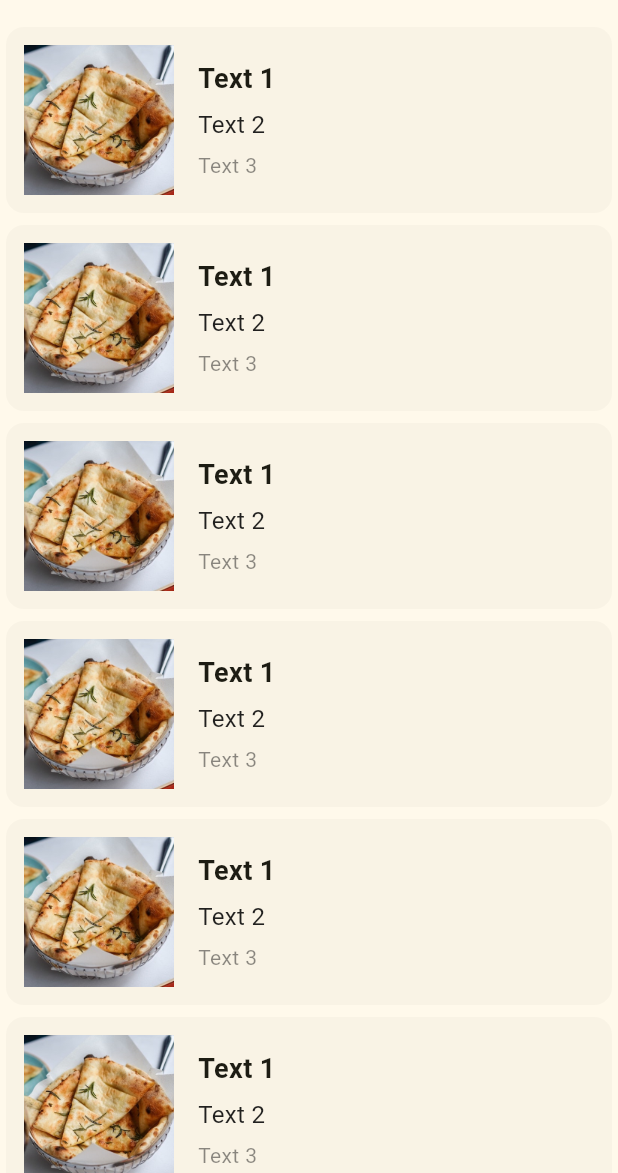
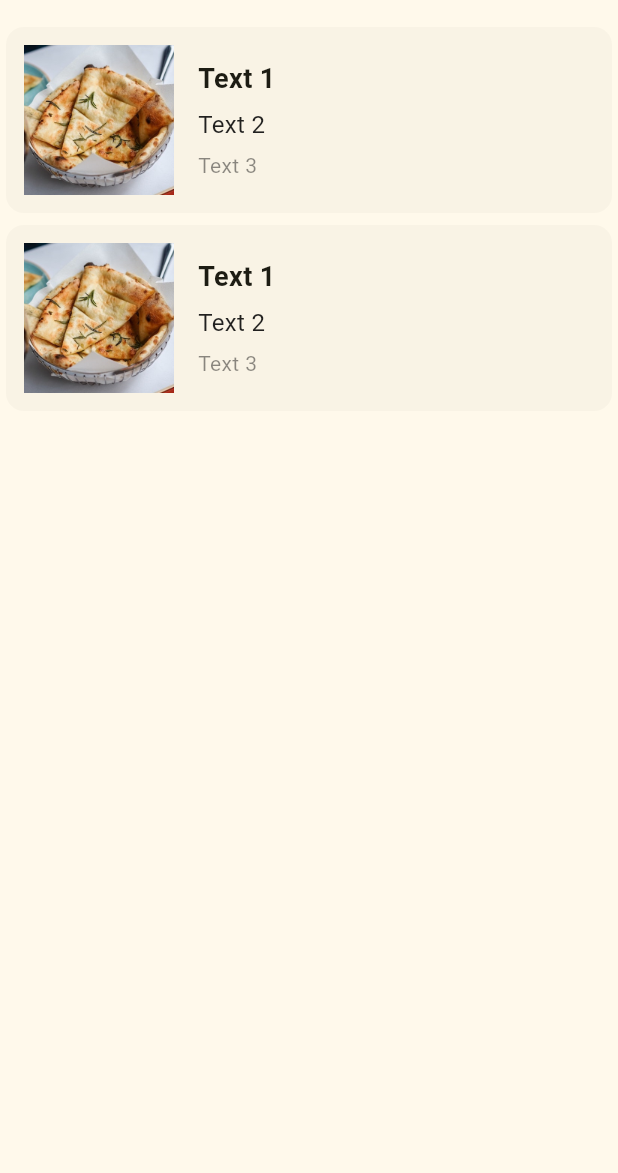
Before and after one commit to Atu141/Pizza_Menu, a Flutter app: the screen it shows after launch, on a phone screen of 412 x 824 dp, the part 63-1236 px from its top. Run offline on Flutter 3.47's test engine with Material 3 defaults, Android fonts, the phone set to English and light mode, and no system bars.

```diff
--- a/lib/menu_item.dart
+++ b/lib/menu_item.dart
@@ -1,7 +1,8 @@
 import 'package:flutter/material.dart';
+import 'package:pizza_menu/pizza_data.dart';
 
 class MenuItem extends StatelessWidget {
-  const MenuItem({super.key});
+  const MenuItem({super.key, required Pizza pizza});
 
   @override
   Widget build(BuildContext context) {
--- a/lib/pizza_menu.dart
+++ b/lib/pizza_menu.dart
@@ -1,5 +1,7 @@
 import 'package:flutter/material.dart';
 import 'package:pizza_menu/menu_item.dart';
+
+import 'pizza_data.dart';
 
 class PizzaMenu extends StatelessWidget {
   const PizzaMenu({super.key});
@@ -13,13 +15,8 @@ class PizzaMenu extends StatelessWidget {
       body: SingleChildScrollView(
         child: Column(
           children: [
-            MenuItem(),
-            MenuItem(),
-            MenuItem(),
-            MenuItem(),
-            MenuItem(),
-            MenuItem(),
-            MenuItem(),
+            MenuItem(pizza: pizzaData[0]),
+            MenuItem(pizza: pizzaData[1]),
           ],
         ),
       ),
```
